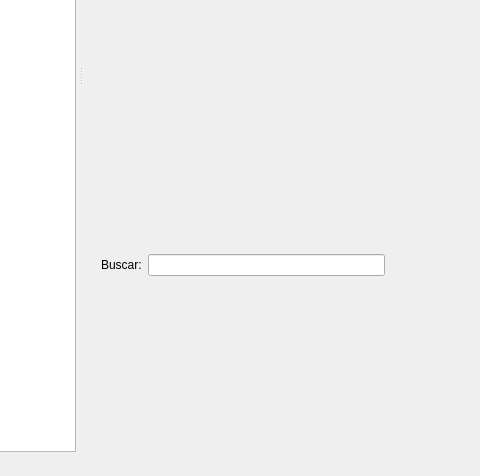
Old version of the form myide/main.ui in the repository mncarbone/mundiales; both pictures show x 182 to 662 and y 324 to 800 of the 900 by 800 pixel window.
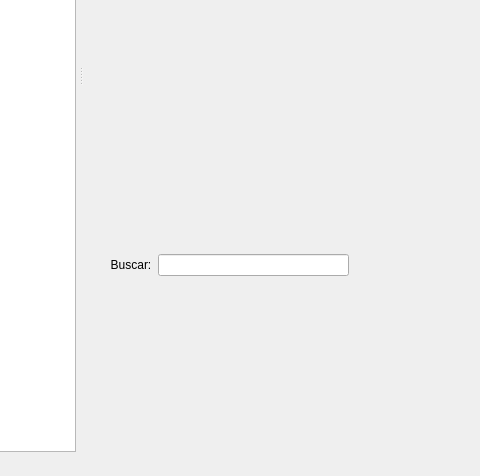
New version of the form. Custom widgets are drawn as their Qt base class.

Commit message: Agregado resaltado de tags, mejora busqueda y +lexers

Diff of the .ui file:
```diff
--- a/myide/main.ui
+++ b/myide/main.ui
@@ -29,18 +29,24 @@
      <widget class="QWidget" name="widget" native="true">
       <layout class="QHBoxLayout" name="horizontalLayout">
        <item>
-        <widget class="QWidget" name="widget_2" native="true"/>
-       </item>
-       <item>
-        <widget class="QLabel" name="label">
-         <property name="text">
-          <string>Buscar:</string>
-         </property>
+        <widget class="QWidget" name="widgetBuscar" native="true">
+         <property name="visible">
+          <bool>false</bool>
+         </property>        
+         <layout class="QHBoxLayout" name="horizontalLayout_2">
+          <item>
+           <widget class="QLabel" name="label">
+            <property name="text">
+             <string>  Buscar:</string>
+            </property>
+           </widget>
+          </item>
+          <item>
+           <widget class="QLineEdit" name="lineEdit"/>
+          </item>
+         </layout>
         </widget>
        </item>
-       <item>
-        <widget class="QLineEdit" name="lineEdit"/>
-       </item>
        <item>
         <spacer name="horizontalSpacer">
          <property name="orientation">
```
Left out of the diff: 53 changed lines with no effect on the pictures. The commit also changes 1 other file.
